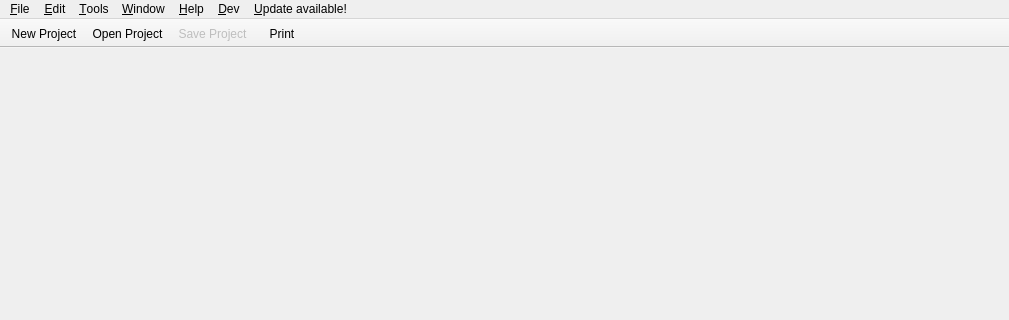
Before: the Qt Designer form src/app/ui/gt_mainwin.ui in dlr-gtlab/gtlab-core, drawn with Qt 5; both pictures show x 0 to 1009 and y 0 to 320 of the 1009 by 727 pixel window.
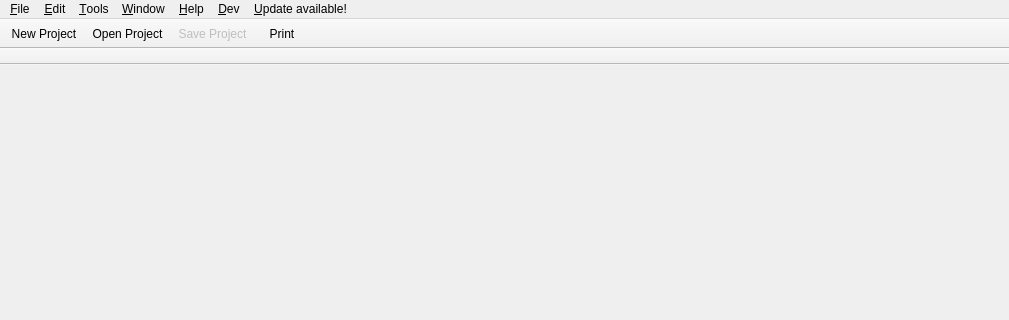
After: the same form once the commit is applied. Icons and pictures are not drawn.

Commit message: initial iplementation of qml toolbar

What changed in the file:
```diff
--- a/src/app/ui/gt_mainwin.ui
+++ b/src/app/ui/gt_mainwin.ui
@@ -211,6 +211,39 @@
    </attribute>
    <addaction name="actionPrint"/>
   </widget>
+  <widget class="QToolBar" name="viewerToolbar">
+   <property name="windowTitle">
+    <string>MDI ToolBar</string>
+   </property>
+   <property name="layoutDirection">
+    <enum>Qt::LeftToRight</enum>
+   </property>
+   <property name="movable">
+    <bool>false</bool>
+   </property>
+   <attribute name="toolBarArea">
+    <enum>TopToolBarArea</enum>
+   </attribute>
+   <attribute name="toolBarBreak">
+    <bool>false</bool>
+   </attribute>
+   <addaction name="actionTileWindows"/>
+   <addaction name="actionCascadeWindows"/>
+  </widget>
+  <widget class="QToolBar" name="qmlToolBar">
+   <property name="windowTitle">
+    <string>toolBar</string>
+   </property>
+   <property name="movable">
+    <bool>false</bool>
+   </property>
+   <attribute name="toolBarArea">
+    <enum>TopToolBarArea</enum>
+   </attribute>
+   <attribute name="toolBarBreak">
+    <bool>true</bool>
+   </attribute>
+  </widget>
   <action name="actionExit">
    <property name="icon">
     <iconset resource="../../resources/icons/icons.qrc">
```
Left out of the diff: 2 changed lines with no effect on the pictures. The commit also changes 35 other files.
